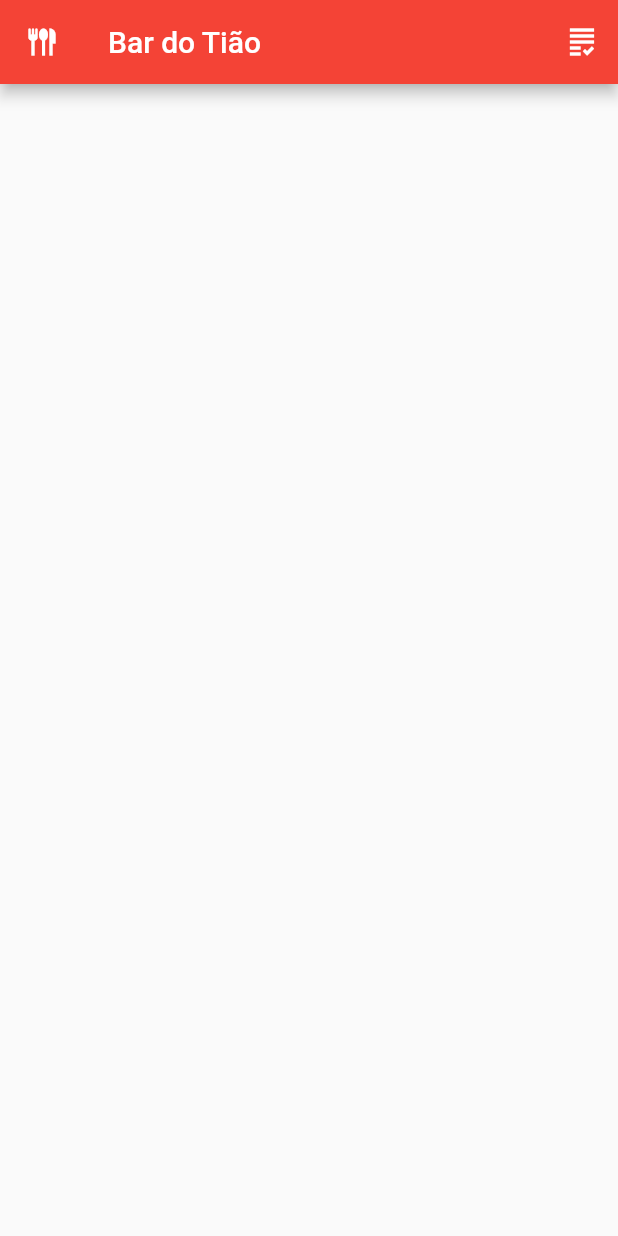
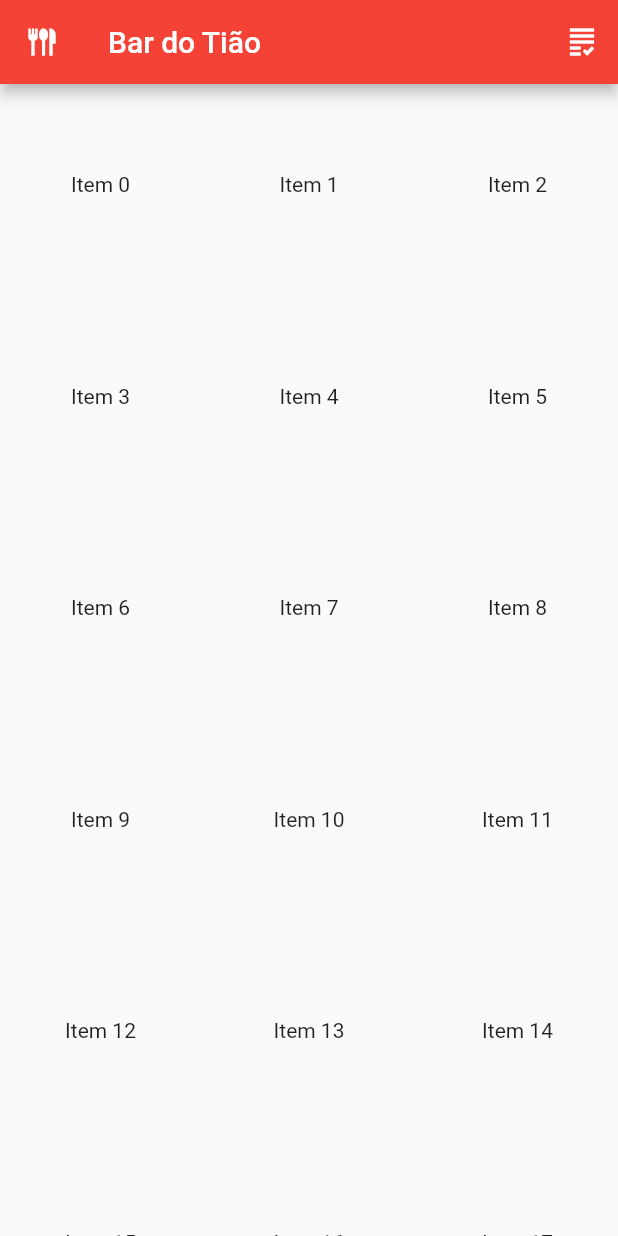
Before and after one commit to marcospojr/EasyOrder, a Flutter app: the screen it shows after launch, on a phone screen of 412 x 824 dp. Run offline on Flutter 3.47's test engine with Material 2 defaults, Android fonts, the phone set to English and light mode, and no system bars.

Commit message:
Creating GridView

```diff
--- a/easy_order/lib/main.dart
+++ b/easy_order/lib/main.dart
@@ -36,7 +36,18 @@
       leading: const OptionsButton(),
       actions: const <Widget>[OrderButton()],
     ),
-      body: Column());
+    body: GridView.count(
+        mainAxisSpacing: 7,
+        crossAxisSpacing: 5,
+        crossAxisCount: 3,
+        children: List.generate(100, (index) {
+          return Center(
+            child: Text(
+              'Item $index',
+            ),
+          );
+        })),
+  );
 }
 
 // OrderButton Widget
```
Lines whose indentation alone changed are shown as unchanged.
